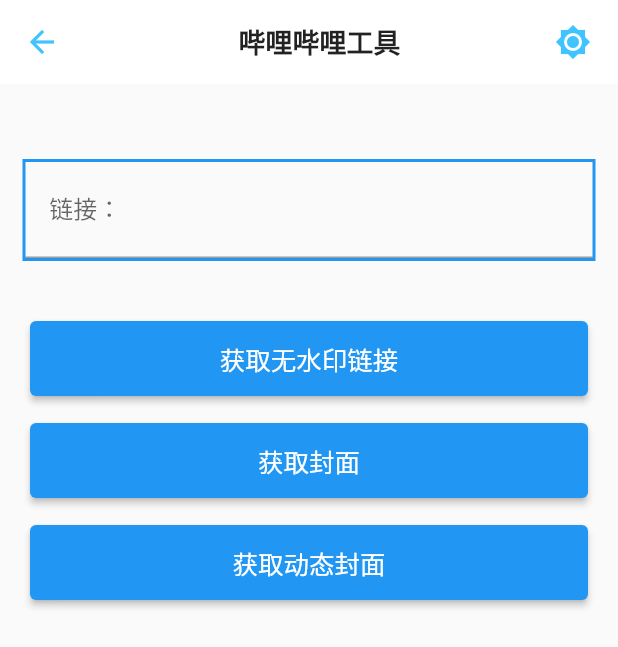
After one commit to pureskys/PureSky_Kit, a Flutter app: the bilibiligongju screen opened directly, after a tap on "获取无水印链接", on a phone screen of 412 x 824 dp. The commit adds this screen. Shown: the top 647 px of the screen. Run offline on Flutter 3.47's test engine with Material 2 defaults, Android fonts, the phone set to English and light mode, and no system bars; our stand-ins replace audioplayers, blur, cached_network_image, dio, shared_preferences, webview_flutter; accounts and stored records are empty; network calls fail.

Commit message:
1.完成了抖音工具和哔哩哔哩工具的ui 2.上述两种工具进行了简单的功能添加 ps.还有bug以后修

```diff
--- a/json/gongnengjson.json
+++ b/json/gongnengjson.json
@@ -2,6 +2,11 @@
   {
     "Tag": "全部工具",
     "Feature": [
+      {
+        "name": "哔哩哔哩工具",
+        "isCollect": false,
+        "method": "哔哩哔哩工具"
+      },
       {
         "name": "VIP视频解析",
         "isCollect": false,
@@ -21,6 +26,11 @@
         "name": "我的blog",
         "isCollect": false,
         "method": "我的blog"
+      },
+      {
+        "name": "抖音工具",
+        "isCollect": false,
+        "method": "抖音工具"
       }
     ]
   },
@@ -35,9 +45,22 @@
     ]
   },
   {
-    "Tag": "图片工具",
+    "Tag": "视频工具",
     "Feature": [
-
+      {
+        "name": "抖音工具",
+        "isCollect": false,
+        "method": "抖音工具"
+      },
+      {
+        "name": "VIP视频解析",
+        "isCollect": false,
+        "method": "VIP视频解析"
+      },{
+        "name": "哔哩哔哩工具",
+        "isCollect": false,
+        "method": "哔哩哔哩工具"
+      }
     ]
   }
 ]
--- a/lib/pages/home_shouye/all_gongju.dart
+++ b/lib/pages/home_shouye/all_gongju.dart
@@ -1,5 +1,4 @@
 import 'dart:convert';
-
 import 'package:blur/blur.dart';
 import 'package:flutter/material.dart';
 import 'package:flutter/services.dart';
@@ -8,8 +7,11 @@ import 'package:puresky_kit/main.dart';
 import 'package:puresky_kit/pages/home_shouye/lishishangdejintian.dart';
 import 'package:puresky_kit/pages/home_shouye/suijiyinyuetuijian.dart';
 import 'package:puresky_kit/pages/home_shouye/xingchendahai.dart';
+import 'package:puresky_kit/pages/tools/bilibiligongju.dart';
 import 'package:puresky_kit/pages/tools/vip_yingshi.dart';
 import 'package:shared_preferences/shared_preferences.dart';
+
+import '../tools/douyinggongju.dart';
 
 class all_gongju extends StatefulWidget {
   const all_gongju({super.key});
@@ -46,6 +48,10 @@ class _all_gongjuState extends State<all_gongju> {
         return lishishangdejintian();
       case '我的blog':
         return xingchendahai();
+      case '抖音工具':
+        return douyinggongju();
+      case '哔哩哔哩工具':
+        return bilibiligongju();
       default: // 路由失败返回方法
         return className;
     }
--- /dev/null
+++ b/lib/pages/tools/bilibiligongju.dart
@@ -0,0 +1,162 @@
+import 'dart:convert';
+
+import 'package:dio/dio.dart';
+import 'package:flutter/material.dart';
+
+class bilibiligongju extends StatefulWidget {
+  const bilibiligongju({super.key});
+
+  @override
+  State<bilibiligongju> createState() => _bilibiligongjuState();
+}
+
+class _bilibiligongjuState extends State<bilibiligongju> {
+  final TextEditingController _textEditingController =
+      TextEditingController(); //创建的文本框接收器
+  var _txt_content; // 文本的文本
+  var _jiexi_url = 'https://www.mxnzp.com/api/bilibili/video?'; // 解析接口
+  var app_id = 'hgfhzqkwtkwhanoe'; //api接口的app_id
+  var app_secret = 'WXNIbTdEY2g5MGNqRDVEVkxjSU4xdz09'; //api接口的app_secret
+
+//  链接正则提取
+  Future _zhengze_txt(var fenxiang_douying) async {
+    RegExp regExp = RegExp(
+      r'(https?://[^\s/$.?#].[^\s]*)',
+      caseSensitive: false,
+      multiLine: false,
+    );
+    List<String?> urls = regExp
+        .allMatches(fenxiang_douying)
+        .map((match) => match.group(0))
+        .toList();
+    return urls;
+  }
+
+// base64加密
+  Future<String> encodeBase64(String data) async {
+    var content = utf8.encode(data);
+    var digest = base64Encode(content);
+    return digest;
+  }
+
+//  解析抖音链接数据
+  Future _net_bilibili(var encodeBase64_url) async {
+    Dio dio = Dio();
+    var url = _jiexi_url +
+        "url=" +
+        encodeBase64_url +
+        "&app_id=" +
+        app_id +
+        "&app_secret=" +
+        app_secret;
+    print("访问的url$url");
+    Response response = await dio.get(url);
+    if (response.statusCode == 200) {
+      return response;
+    } else {
+      print('哔哩哔哩工具请求失败');
+    }
+  }
+
+  @override
+  Widget build(BuildContext context) {
+    return Scaffold(
+      appBar: AppBar(
+        backgroundColor: Colors.white,
+        centerTitle: true,
+        leading: Container(
+          child: InkWell(
+            onTap: () {
+              Navigator.pop(context);
+            },
+            child: Icon(
+              Icons.arrow_back,
+              color: Colors.lightBlueAccent,
+            ),
+          ),
+        ),
+        title: Container(
+          child: Center(
+            child: Text(
+              "哔哩哔哩工具",
+              maxLines: 3,
+              textAlign: TextAlign.center,
+              style: TextStyle(
+                fontSize: 18,
+                color: Colors.black87,
+              ),
+            ),
+          ),
+        ),
+        actions: [
+          Container(
+            margin: EdgeInsets.fromLTRB(0, 0, 18, 0),
+            child: Icon(
+              Icons.brightness_high,
+              color: Colors.lightBlueAccent,
+            ),
+          )
+        ],
+      ),
+      body: Container(
+        child: Center(
+          child: Column(
+            children: [
+              Container(
+                margin: EdgeInsets.fromLTRB(15, 50, 15, 30),
+                decoration: BoxDecoration(
+                  border: new Border.all(color: Colors.blue, width: 2),
+                ),
+                child: TextField(
+                  controller: _textEditingController,
+                  decoration: InputDecoration(
+                    labelText: "    链接：",
+                    hintText: "    请粘贴哔哩哔哩链接",
+                  ),
+                ),
+              ),
+              Container(
+                child: Column(
+                  children: [
+                    Container(
+                      margin: EdgeInsets.fromLTRB(20, 10, 20, 8),
+                      child: ElevatedButton(
+                          style: ElevatedButton.styleFrom(
+                              minimumSize: Size(double.infinity, 50)),
+                          onPressed: () async {
+                            _txt_content = _textEditingController.text;
+                            var url = await _zhengze_txt(_txt_content);
+                            var encodeBase64_url = await encodeBase64(url[0]);
+                            var a = await _net_bilibili(encodeBase64_url);
+                            print('返回的数据$a');
+                          },
+                          child:
+                              Text(style: TextStyle(fontSize: 17), '获取无水印链接')),
+                    ),
+                    Container(
+                      margin: EdgeInsets.fromLTRB(20, 10, 20, 8),
+                      child: ElevatedButton(
+                          style: ElevatedButton.styleFrom(
+                              minimumSize: Size(double.infinity, 50)),
+                          onPressed: () {},
+                          child: Text(style: TextStyle(fontSize: 17), '获取封面')),
+                    ),
+                    Container(
+                      margin: EdgeInsets.fromLTRB(20, 10, 20, 5),
+                      child: ElevatedButton(
+                          style: ElevatedButton.styleFrom(
+                              minimumSize: Size(double.infinity, 50)),
+                          onPressed: () {},
+                          child:
+                              Text(style: TextStyle(fontSize: 17), '获取动态封面')),
+                    ),
+                  ],
+                ),
+              )
+            ],
+          ),
+        ),
+      ),
+    );
+  }
+}
```
Also changed, not shown: lib/pages/tabs/home.dart (+20 -15 lines), lib/pages/tools/douyinggongju.dart (added, +156 -0 lines), lib/pages/tools/vip_yingshi.dart (+57 -3 lines).
